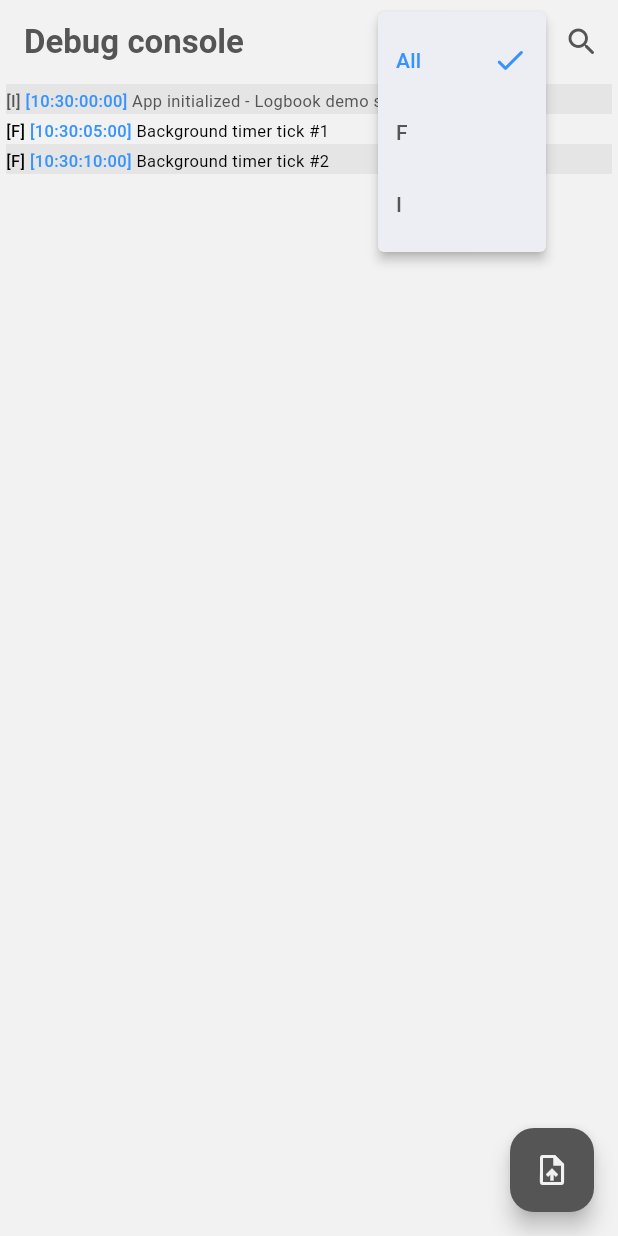
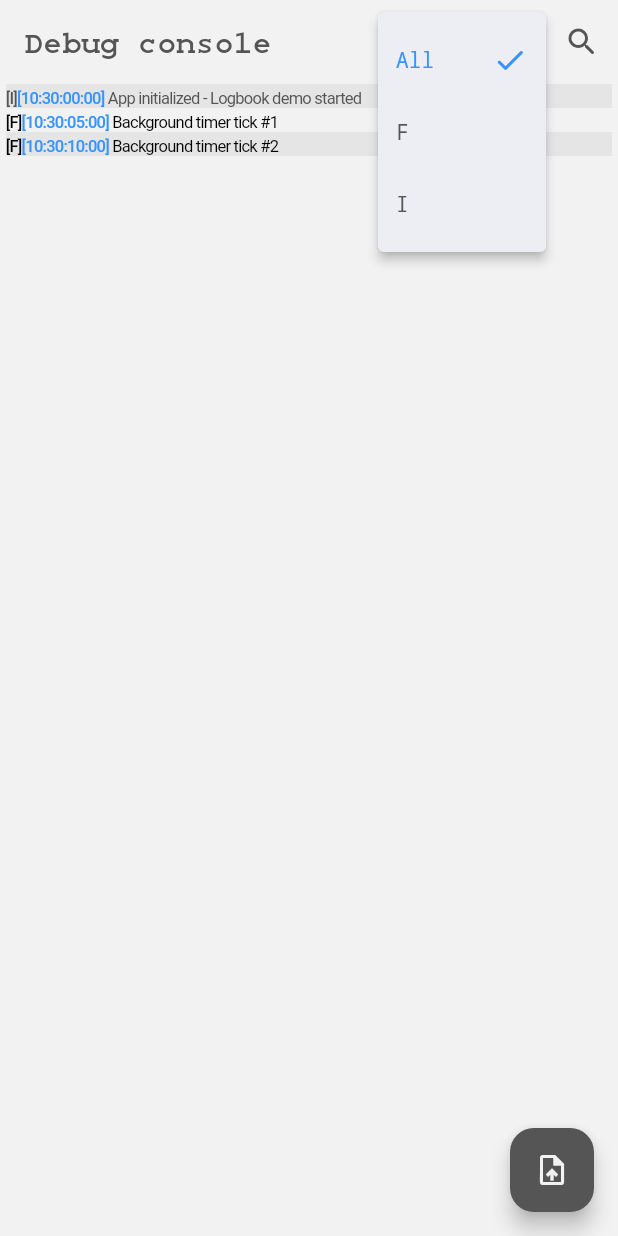
Before and after one commit to Miracle-Blue/logbook, a Flutter app: the LogViewerScreen widget shown alone on an empty page, opened directly with empty values, after a tap on the "filter list" icon, on a phone screen of 412 x 824 dp. Run offline on Flutter 3.47's test engine with Material 3 defaults, Android fonts, the phone set to English and light mode, and no system bars.

Commit message:
Enhance Logbook functionality by adding font family customization options. Update CHANGELOG.md to reflect new feature and version increment to 0.1.2. Modify README.md to include font family parameter in Logbook configuration. Refactor logbook_screen.dart to apply font family in text styles.

```diff
--- a/example/pubspec.yaml
+++ b/example/pubspec.yaml
@@ -20,3 +20,8 @@ dev_dependencies:
 
 flutter:
   uses-material-design: true
+
+  fonts:
+    - family: Monospace
+      fonts:
+        - asset: assets/fonts/Monospace.ttf
--- a/lib/src/common/model/logbook_config.dart
+++ b/lib/src/common/model/logbook_config.dart
@@ -11,6 +11,7 @@ final class LogbookConfig {
     this.multipartFileFields,
     this.debugFileName = 'debug_info.csv',
     this.enabled = kDebugMode,
+    this.fontFamily = 'Monospace',
   });
 
   /// Your server URI.
@@ -25,7 +26,10 @@ final class LogbookConfig {
   /// Whether to enable logbook.
   final bool enabled;
 
+  /// Font family to use for the logbook.
+  final String fontFamily;
+
   @override
   String toString() =>
-      'LogbookConfig(uri: $uri, multipartFileFields: $multipartFileFields, debugFileName: $debugFileName, enabled: $enabled)';
+      'LogbookConfig(uri: $uri, multipartFileFields: $multipartFileFields, debugFileName: $debugFileName, enabled: $enabled, fontFamily: $fontFamily)';
 }
--- a/lib/src/feature/screen/logbook_screen.dart
+++ b/lib/src/feature/screen/logbook_screen.dart
@@ -41,13 +41,19 @@ class _LogViewerScreenState extends LogViewerScreenState {
               focusNode: _searchFocusNode,
               onChanged: _onSearchChanged,
               decoration: const InputDecoration(border: InputBorder.none),
-              style: TextStyle(color: LoggerColors.of(context).consoleWhite),
+              style: TextStyle(
+                color: LoggerColors.of(context).consoleWhite,
+                fontFamily: fontFamily,
+                letterSpacing: -0.5,
+              ),
             )
           : Text(
               'Debug console',
               style: TextStyle(
                 color: LoggerColors.of(context).consoleWhite,
                 fontWeight: FontWeight.w600,
+                fontFamily: fontFamily,
+                letterSpacing: -0.5,
               ),
             ),
       actions: [
@@ -74,6 +80,7 @@ class _LogViewerScreenState extends LogViewerScreenState {
                               ? LoggerColors.of(context).brilliantAzure
                               : LoggerColors.of(context).consoleWhite,
                           fontWeight: FontWeight.w500,
+                          fontFamily: fontFamily,
                         ),
                       ),
 
@@ -111,16 +118,24 @@ class _LogViewerScreenState extends LogViewerScreenState {
               itemBuilder: (context, index) {
                 final log = logMessages.elementAt(index);
 
-                final child = SelectableText.rich(
+                final child = Theme(
+                  data: Theme.of(context).copyWith(
+                    textTheme: Theme.of(
+                      context,
+                    ).textTheme.apply(fontFamily: fontFamily),
+                  ),
+                  child: SelectableText.rich(
+                    style: TextStyle(fontFamily: fontFamily, height: 0),
                     TextSpan(
                       children: [
                         // Prefix
                         TextSpan(
-                        text: '[${log.prefix}] ',
+                          text: '[${log.prefix}]',
                           style: TextStyle(
                             color: log.color.consoleColorToColor(context),
                             fontWeight: FontWeight.w500,
                             fontSize: 11,
+                            letterSpacing: -0.5,
                           ),
                         ),
 
@@ -131,6 +146,7 @@ class _LogViewerScreenState extends LogViewerScreenState {
                             color: LoggerColors.of(context).brilliantAzure,
                             fontWeight: FontWeight.w500,
                             fontSize: 11,
+                            letterSpacing: -0.5,
                           ),
                         ),
 
@@ -141,9 +157,11 @@ class _LogViewerScreenState extends LogViewerScreenState {
                             color: log.color.consoleColorToColor(context),
                             fontWeight: FontWeight.w400,
                             fontSize: 11,
+                            letterSpacing: -0.5,
                           ),
                         ),
                       ],
+                    ),
                   ),
                 );
 
--- a/lib/src/feature/screen/logbook_screen_state.dart
+++ b/lib/src/feature/screen/logbook_screen_state.dart
@@ -4,6 +4,9 @@ part of 'logbook_screen.dart';
 /// Log viewer screen state.
 /// {@endtemplate}
 abstract class LogViewerScreenState extends State<LogViewerScreen> {
+  /// Font family
+  String get fontFamily => widget.config.fontFamily;
+
   /// Scroll controller
   late final ScrollController _scrollController;
 
```
Also changed, not shown: example/assets/fonts/Monospace.ttf (added), example/pubspec.lock, 2 other files. Lines whose indentation alone changed are shown as unchanged.
